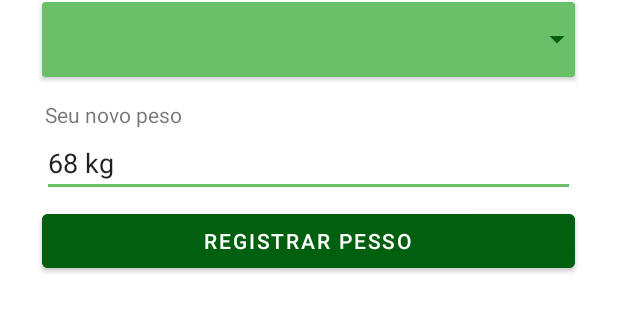
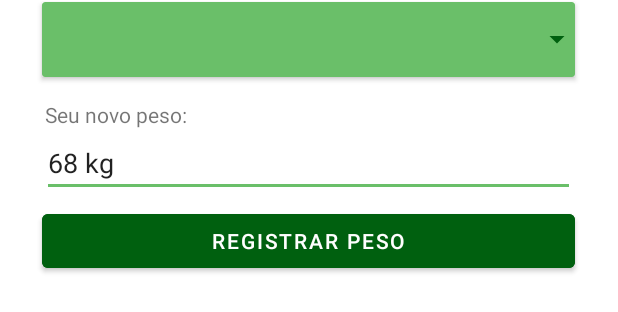
Before and after one commit to thiagoJoseB/Imc-Android, an Android app: the layout activity_pesagem.xml on its own in the app's theme, with its tools: preview values and no code run, on a phone screen of 412 x 824 dp. Shown: the part 790-1102 px from the top of the screen. Run offline under Robolectric (Android 15) with nearby library versions, the phone set to English and light mode, and no system bars; Roboto replaces fonts that are not available here.

Commit message:
dia 023/11

```diff
--- a/app/src/main/res/layout/activity_pesagem.xml
+++ b/app/src/main/res/layout/activity_pesagem.xml
@@ -114,7 +114,7 @@
         <TextView
             android:layout_width="wrap_content"
             android:layout_height="wrap_content"
-            android:text="Seu novo peso"
+            android:text="Seu novo peso:"
             android:layout_marginLeft="30dp"
             android:layout_marginTop="15dp"/>
 
@@ -128,7 +128,7 @@
             android:layout_width="355dp"
             android:layout_height="wrap_content"
             android:layout_gravity="center"
-            android:text="Registrar pesso"
+            android:text="Registrar peso"
           android:backgroundTint="@color/primary_dark"
             android:layout_marginTop="5dp"/>
 
```
